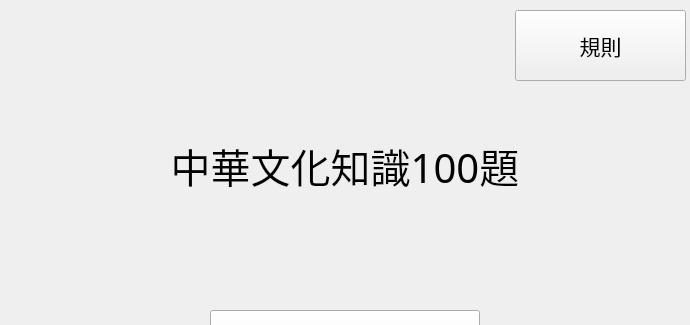
Old version of the form IntroWidget.ui in the repository hwc20896/ChineseProj; both pictures show x 155 to 845 and y 0 to 325 of the 1000 by 700 pixel window.
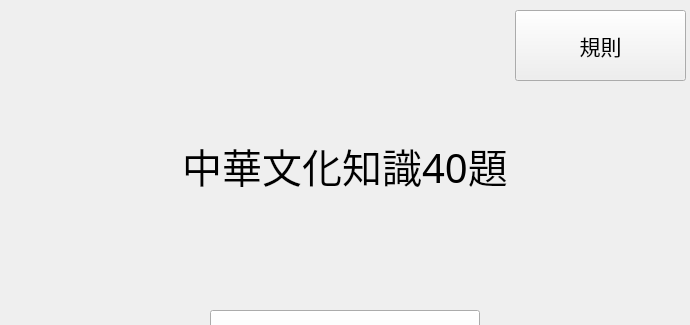
New version of the form.

Commit message: Synced the quantity of questions to intro page

What changed in the file:
```diff
--- a/IntroWidget.ui
+++ b/IntroWidget.ui
@@ -29,7 +29,7 @@
     </font>
    </property>
    <property name="text">
-    <string>中華文化知識100題</string>
+    <string>中華文化知識40題</string>
    </property>
    <property name="alignment">
     <set>Qt::AlignmentFlag::AlignCenter</set>
```
The commit also changes 1 other file.
